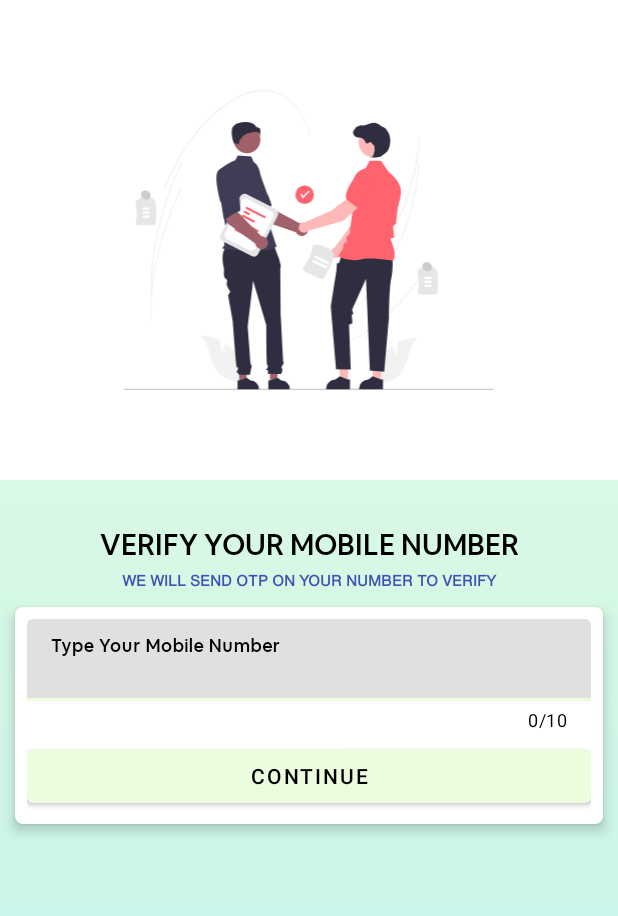
After one commit to ShashankMangal/Virya, an Android app: the layout activity_number_screen.xml on its own in the app's theme, with its tools: preview values and no code run, on a phone screen of 412 x 824 dp. The commit adds this screen. Shown: the top 916 px of the screen. Run offline under Robolectric (Android 15) with nearby library versions, the phone set to English and light mode, and no system bars.

Commit message:
login screens demo ready

```diff
--- a/app/build.gradle
+++ b/app/build.gradle
@@ -1,5 +1,7 @@
 plugins {
     id 'com.android.application'
+    id 'org.jetbrains.kotlin.android'
+    id 'com.google.gms.google-services'
 }
 
 android {
@@ -11,7 +13,7 @@ android {
         minSdk 21
         targetSdk 32
         versionCode 1
-        versionName "1.0"
+        versionName "1.0.2"
 
         testInstrumentationRunner "androidx.test.runner.AndroidJUnitRunner"
     }
@@ -39,6 +41,7 @@ dependencies {
     implementation 'androidx.appcompat:appcompat:1.5.1'
     implementation 'com.google.android.material:material:1.7.0'
     implementation 'androidx.constraintlayout:constraintlayout:2.1.4'
+    implementation 'com.google.firebase:firebase-auth:21.1.0'
     testImplementation 'junit:junit:4.13.2'
     androidTestImplementation 'androidx.test.ext:junit:1.1.4'
     androidTestImplementation 'androidx.test.espresso:espresso-core:3.5.0'
--- /dev/null
+++ b/app/src/main/res/drawable-v24/number_asset.xml
@@ -0,0 +1,174 @@
+<vector xmlns:android="http://schemas.android.com/apk/res/android"
+    android:width="758.67dp"
+    android:height="615.33dp"
+    android:viewportWidth="758.67"
+    android:viewportHeight="615.33">
+  <path
+      android:pathData="M605.67,112.08c-3.94,43.42 -15.17,89.21 -32.78,133.39 -21.78,54.63 -51.53,102.75 -86.04,139.16l-1.92,-1.67c34.34,-36.23 63.96,-84.14 85.64,-138.55 19.6,-49.17 31.25,-100.33 33.72,-147.94l2.45,0.41Q606.36,104.43 605.67,112.08Z"
+      android:fillColor="#f2f2f2"/>
+  <path
+      android:pathData="M621.36,364.28c-48.47,77.12 -107.28,132.22 -165.59,155.15l-1.18,-2.16C512.5,494.49 570.96,439.67 619.21,362.91Z"
+      android:fillColor="#f2f2f2"/>
+  <path
+      android:pathData="M604.49,166.15c-3.94,43.42 -15.17,89.21 -32.78,133.39C549.94,354.17 520.19,402.29 485.67,438.7l-1.92,-1.67c34.34,-36.23 63.96,-84.14 85.64,-138.55 19.6,-49.17 31.25,-100.33 33.72,-147.94l2.45,0.41Q605.18,158.49 604.49,166.15Z"
+      android:fillColor="#f2f2f2"/>
+  <path
+      android:pathData="M60.33,277.63L28.52,277.63a4.5,4.5 0,0 1,-3.53 -1.7,4.41 4.41,0 0,1 -0.86,-3.75 86.49,86.49 0,0 0,-0.56 -40.54,4.51 4.51,0 0,1 1.75,-4.74c16.35,-11.76 29.23,-11.42 38.28,1.02a4.52,4.52 0,0 1,0.79 1.91,141.54 141.54,0 0,1 0.4,43.93A4.49,4.49 0,0 1,60.33 277.63Z"
+      android:fillColor="#e6e6e6"/>
+  <path
+      android:pathData="M50.47,245.78L39.53,245.78a2.28,2.28 0,0 1,0 -4.56h10.94a2.28,2.28 0,0 1,0 4.56Z"
+      android:fillColor="#fff"/>
+  <path
+      android:pathData="M50.47,253.78L39.53,253.78a2.28,2.28 0,0 1,0 -4.56h10.94a2.28,2.28 0,0 1,0 4.56Z"
+      android:fillColor="#fff"/>
+  <path
+      android:pathData="M50.47,261.78L39.53,261.78a2.28,2.28 0,0 1,0 -4.56h10.94a2.28,2.28 0,0 1,0 4.56Z"
+      android:fillColor="#fff"/>
+  <path
+      android:pathData="M638.33,419.63L606.52,419.63a4.5,4.5 0,0 1,-3.53 -1.7,4.41 4.41,0 0,1 -0.86,-3.75 86.49,86.49 0,0 0,-0.56 -40.54,4.51 4.51,0 0,1 1.75,-4.74c16.35,-11.76 29.23,-11.42 38.28,1.02a4.52,4.52 0,0 1,0.79 1.91,141.54 141.54,0 0,1 0.4,43.93A4.49,4.49 0,0 1,638.33 419.63Z"
+      android:fillColor="#e6e6e6"/>
+  <path
+      android:pathData="M628.47,387.78L617.53,387.78a2.28,2.28 0,0 1,0 -4.56h10.94a2.28,2.28 0,0 1,0 4.56Z"
+      android:fillColor="#fff"/>
+  <path
+      android:pathData="M628.47,395.78L617.53,395.78a2.28,2.28 0,0 1,0 -4.56h10.94a2.28,2.28 0,0 1,0 4.56Z"
+      android:fillColor="#fff"/>
+  <path
+      android:pathData="M628.47,403.78L617.53,403.78a2.28,2.28 0,0 1,0 -4.56h10.94a2.28,2.28 0,0 1,0 4.56Z"
+      android:fillColor="#fff"/>
+  <path
+      android:pathData="M758.67,614.14a1.19,1.19 0,0 1,-1.19 1.19L1.19,615.33a1.19,1.19 0,0 1,0 -2.38h756.29A1.19,1.19 0,0 1,758.67 614.14Z"
+      android:fillColor="#ccc"/>
+  <path
+      android:pathData="M199.5,541.28 L197.52,513.69a89.24,89.24 0,0 0,-41.9 -9.4c20.43,15.79 18.8,47.36 32.95,68.96a53.68,53.68 0,0 0,40.03 23.72L245.6,606.76a89.95,89.95 0,0 0,-20.94 -72.35A86.89,86.89 0,0 0,208.29 520.01C204.57,530.69 199.5,541.28 199.5,541.28Z"
+      android:fillColor="#f2f2f2"/>
+  <path
+      android:pathData="M559.17,545.28l1.98,-27.59a89.24,89.24 0,0 1,41.9 -9.4c-20.43,15.79 -18.8,47.36 -32.95,68.96a53.68,53.68 0,0 1,-40.03 23.72L513.07,610.76a89.95,89.95 0,0 1,20.94 -72.35A86.89,86.89 0,0 1,550.38 524.01C554.1,534.69 559.17,545.28 559.17,545.28Z"
+      android:fillColor="#f2f2f2"/>
+  <path
+      android:pathData="M370.34,214.94m-19,0a19,19 0,1 1,38 0a19,19 0,1 1,-38 0"
+      android:fillColor="#ff636e"/>
+  <path
+      android:pathData="M380.09,207.02a1.54,1.54 0,0 0,-2.12 0,62.93 62.93,0 0,0 -10.78,11.01q-1.15,-2.23 -2.3,-4.46c-0.89,-1.72 -3.48,-0.2 -2.59,1.51q1.69,3.26 3.37,6.52a1.52,1.52 0,0 0,2.59 0,60.75 60.75,0 0,1 11.84,-12.47A1.51,1.51 0,0 0,380.09 207.02Z"
+      android:fillColor="#fff"/>
+  <path
+      android:pathData="M285.32,268.82 L256.67,223.82l33.18,-17.77 8.71,34.33 61.36,33.15a13.27,13.27 0,1 1,-7.55 18.05Z"
+      android:fillColor="#a0616a"/>
+  <path
+      android:pathData="M235.74,169.86c-9,13.22 22.99,61.26 22.99,61.26 1.56,-3.36 16.46,34.37 18.95,32.14 7.09,-6.33 18.19,-23.98 24.37,-24.76 3.53,-0.45 -8.18,-25.48 -8.18,-25.48s-5.35,-14.78 -12.62,-33.66a33.9,33.9 0,0 0,-24.63 -21.54S244.74,156.64 235.74,169.86Z"
+      android:fillColor="#3f3d56"/>
+  <path
+      android:pathData="M236.18,600.49l13.61,-0l6.47,-52.48l-20.08,0l0,52.49z"
+      android:fillColor="#a0616a"/>
+  <path
+      android:pathData="M232.7,596.05l3.83,-0 14.95,-6.08 8.01,6.08h0a17.08,17.08 0,0 1,17.08 17.08v0.56l-43.88,0Z"
+      android:fillColor="#2f2e41"/>
+  <path
+      android:pathData="M299.39,600.49l13.61,-0l6.47,-52.48l-20.08,0l0,52.49z"
+      android:fillColor="#a0616a"/>
+  <path
+      android:pathData="M295.92,596.05l3.83,-0 14.95,-6.08 8.01,6.08h0a17.08,17.08 0,0 1,17.08 17.08v0.56l-43.88,0Z"
+      android:fillColor="#2f2e41"/>
+  <path
+      android:pathData="M305.28,313.55l-88.51,2.21c-16.81,9.13 -17.06,28.89 -11.56,52.35 0,0 -1.86,13.94 1.86,17.66s5.58,3.72 3.72,10.23 7.96,17.14 6.77,18.33 -3.98,7.7 -3.98,7.7l9.3,52.99s6.51,92.04 8.37,93.9 3.72,0 1.86,4.65 -3.72,2.79 -1.86,4.65a68.47,68.47 0,0 1,4.65 5.58h22.48s1.69,-9.3 1.69,-10.23 1.86,-6.51 1.86,-7.44 -1.64,-2.57 -1.64,-2.57a30.58,30.58 0,0 1,-1.15 -5.79c0,-1.86 -5.58,-73.44 -5.58,-73.44L264.71,391.36l26.96,91.11s0,79.95 1.86,81.81 1.86,0.93 0.93,4.65 -4.65,2.79 -1.86,5.58 3.72,-1.86 2.79,2.79l-0.93,4.65 27.89,0.4s3.72,-7.84 1.86,-10.63 -1.75,-2.03 0.52,-6.59 3.2,-5.49 2.27,-6.42 -0.93,-5.87 -0.93,-5.87l-4.65,-88.95s-0.93,-93.9 -0.93,-96.68a9.27,9.27 0,0 1,0.77 -4.18L321.27,359.22l-3.56,-13.41Z"
+      android:fillColor="#2f2e41"/>
+  <path
+      android:pathData="M252.11,102.02m-27.5,0a27.5,27.5 0,1 1,55 0a27.5,27.5 0,1 1,-55 0"
+      android:fillColor="#a0616a"/>
+  <path
+      android:pathData="M265.86,147.69c5.92,3.52 9.47,9.99 11.5,16.58a157.11,157.11 0,0 1,6.75 37.54l2.15,38.14 26.61,81.21c-23.06,19.52 -109.76,4.44 -109.76,4.44s-2.66,-0.89 0,-3.55 5.25,-0.3 2.59,-2.96 -0.83,0.3 0.06,-2.36 0,-0.89 -0.89,-1.77 6.87,-8.87 6.87,-8.87L204.65,259.46l-8.87,-94.03c10.65,-13.31 32.05,-21.15 32.05,-21.15l5.53,-9.96 27.66,2.21Z"
+      android:fillColor="#3f3d56"/>
+  <path
+      android:pathData="M274.78,87.41a12.74,12.74 0,0 1,4.53 6.36A89.51,89.51 0,0 0,279.37 81.29c-0.32,-2.92 -2.38,-3.58 -4.76,-4.34 -2.15,-0.69 -4.58,-1.46 -5.24,-4.3 -8.64,-8.41 -23.69,-7.99 -33.99,-5.05 -5.67,1.61 -8.93,3.69 -9.22,4.9l-0.06,0.25 -0.23,0.12c-4.37,2.18 -5.22,9.08 -5.16,14.48 0.11,10.18 3.62,21.73 5.6,22.67 0.1,0.05 0.13,0.03 0.18,-0.01h0c2.98,-2.38 6.62,0.18 8.21,1.57A28.6,28.6 0,0 1,260.31 87.33a44.88,44.88 0,0 0,6.17 -1.03,12.99 12.99,0 0,1 3.15,-0.41A8.97,8.97 0,0 1,274.78 87.41Z"
+      android:fillColor="#2f2e41"/>
+  <path
+      android:pathData="M445.5,335.46l52.9,-53.72 13.94,-42.96 -22.43,-9.07c-11.11,11.21 -22.55,45.51 -22.55,45.51l-36.11,48.46c-0.29,0.11 -0.58,0.22 -0.86,0.35A10.69,10.69 0,1 0,445.5 335.46Z"
+      android:fillColor="#ffb8b8"/>
+  <path
+      android:pathData="M483.79,234.63l28.36,8.2 0.11,-0.02c10.43,-2.02 18.67,-19.35 23.75,-33.53a19.6,19.6 0,0 0,-10.61 -24.56h0a19.64,19.64 0,0 0,-20.5 3.13L490.76,200.03Z"
+      android:fillColor="#ff636e"/>
+  <path
+      android:pathData="M459.52,598.9l-15.25,-0l-7.26,-58.83l22.51,0l-0,58.84z"
+      android:fillColor="#ffb8b8"/>
+  <path
+      android:pathData="M463.41,593.91l-4.29,-0 -16.76,-6.82 -8.98,6.82h-0a19.14,19.14 0,0 0,-19.14 19.14v0.62l49.18,0Z"
+      android:fillColor="#2f2e41"/>
+  <path
+      android:pathData="M527.2,598.9l-15.25,-0l-7.26,-58.83l22.51,0l-0,58.84z"
+      android:fillColor="#ffb8b8"/>
+  <path
+      android:pathData="M531.1,593.91l-4.29,-0 -16.76,-6.82 -8.98,6.82L501.05,593.91a19.14,19.14 0,0 0,-19.14 19.14v0.62l49.18,0Z"
+      android:fillColor="#2f2e41"/>
+  <path
+      android:pathData="M550.46,345.47s1.78,21.37 -2.67,41.86 -4.45,78.17 -4.45,78.17l-9.8,112.41 -29.39,-2.67 -8.02,-187.91 -28.5,63.23 2.67,8.91 -3.56,2.23s2.67,17.37 0.89,17.37 -6.23,2.67 -6.23,2.67l3.56,91.73 -30.28,-0.89L424,443.43 435.58,369.51l0.89,-14.25 4.01,0.16 2.04,-5.95 3.75,-10.24Z"
+      android:fillColor="#2f2e41"/>
+  <path
+      android:pathData="M552,349.96l0.16,-0.22c8.48,-11.87 -4.27,-40.39 -6.2,-44.52l8.1,-2.63L552.24,287.09l-0.86,-6.91 6.19,-6.19 0.02,-0.15 3.56,-31.17 5.18,-20.7a45.45,45.45 0,0 0,-12.9 -44.05l-11.97,-11.29 -14.55,-21.53h-23.46l-8.05,15.2a34.2,34.2 0,0 0,-26.46 34.92l1.82,39.86 -7.14,49.62 -0,8.98 -8.03,8.93 1.75,8.77 -6.11,2.62 -2.7,12.6c-1.12,1.47 -8.49,11.31 -8.49,13.99 0,0.4 0.3,0.79 0.94,1.23 5.03,3.4 32.8,10.34 45.09,5.42 13.09,-5.24 65.15,2.62 65.67,2.7Z"
+      android:fillColor="#ff636e"/>
+  <path
+      android:pathData="M512.14,107.07m-31.07,0a31.07,31.07 0,1 1,62.15 0a31.07,31.07 0,1 1,-62.15 0"
+      android:fillColor="#ffb8b8"/>
+  <path
+      android:pathData="M509.16,138.65a84.51,84.51 0,0 0,14.35 -1.38c4.69,-1.08 15.03,-9.08 17.85,-13.8h0c2.09,-3.51 3.35,-8.94 4.04,-12.87a37.78,37.78 0,0 0,-7.38 -29.81,11.94 11.94,0 0,0 -4.93,-3.99c-0.17,-0.06 -0.35,-0.12 -0.53,-0.16a14.73,14.73 0,0 1,-7.44 -4.34,12.15 12.15,0 0,0 -1.25,-1.22 18.14,18.14 0,0 0,-7.66 -3.6c-4.53,-1.09 -11.01,0.28 -19.25,4.05 -4.14,1.9 -8.74,1.37 -12.29,0.7a1.15,1.15 0,0 0,-1.08 0.4,8.14 8.14,0 0,1 -5.48,2.35c-1.26,0.09 -2.54,1.87 -4.07,4.18 -0.35,0.53 -0.76,1.14 -1.05,1.51l-0.06,-0.7 -0.69,0.8a9.88,9.88 0,0 0,4.88 15.98,19.27 19.27,0 0,0 3.89,0.52c0.79,0.05 1.62,0.1 2.41,0.22a14.9,14.9 0,0 1,11.32 9.38,3.9 3.9,0 0,0 5.93,1.74 6.44,6.44 0,0 1,5.84 -1.22,4.27 4.27,0 0,1 1.94,2.09 5.57,5.57 0,0 0,2.18 2.41c3.24,1.56 3.64,8.85 2.65,14.96 -0.95,5.89 -3.03,10.18 -5.05,10.45 -1.55,0.2 -1.73,0.32 -1.83,0.59l-0.09,0.25 0.18,0.23A6.36,6.36 0,0 0,509.16 138.65Z"
+      android:fillColor="#2f2e41"/>
+  <path
+      android:pathData="M483.38,237.95 L468.45,218.92c-15.21,4.19 -42.21,28.25 -42.21,28.25l-55.44,24.06a10.68,10.68 0,1 0,6.49 17.31l72.63,-20.26Z"
+      android:fillColor="#ffb8b8"/>
+  <path
+      android:pathData="M479.8,242.3l23.57,-26.27 1.31,-18.62a19.64,19.64 0,0 0,-9.75 -18.3h0a19.6,19.6 0,0 0,-26.03 6.17c-8.33,12.55 -17.29,29.52 -12.68,39.09l0.05,0.1Z"
+      android:fillColor="#ff636e"/>
+  <path
+      android:pathData="M262.58,341.05 L201.32,309.68c-4.36,-2.23 -5.8,-8.15 -3.22,-13.19L238.05,218.5c2.58,-5.04 8.23,-7.33 12.59,-5.1l61.25,31.37c4.36,2.23 5.8,8.15 3.22,13.19l-39.94,77.98C272.58,340.99 266.94,343.28 262.58,341.05Z"
+      android:fillColor="#e6e6e6"/>
+  <path
+      android:pathData="M252.11,326.63l-41.62,-21.31c-4.08,-2.09 -5.43,-7.63 -3.01,-12.36l33.18,-64.79c2.42,-4.72 7.71,-6.87 11.79,-4.78l50.26,25.74c4.08,2.09 5.43,7.63 3.01,12.36l-18.03,35.2C276.93,317.73 270.29,335.94 252.11,326.63Z"
+      android:fillColor="#fff"/>
+  <path
+      android:pathData="M272.69,291.25l-36.86,-18.88a2.31,2.31 0,0 1,2.08 -4.06l36.86,18.88a2.31,2.31 0,0 1,-2.08 4.06Z"
+      android:fillColor="#ff636e"/>
+  <path
+      android:pathData="M240.13,284.7l-8.41,-4.31a2.31,2.31 0,0 1,2.08 -4.06l8.41,4.31a2.31,2.31 0,0 1,-2.08 4.06Z"
+      android:fillColor="#ff636e"/>
+  <path
+      android:pathData="M250.92,300.35 L227.61,288.41a2.31,2.31 0,0 1,2.08 -4.06l23.31,11.94a2.31,2.31 0,0 1,-2.08 4.06Z"
+      android:fillColor="#ff636e"/>
+  <path
+      android:pathData="M287.28,262.77l-36.86,-18.88a2.31,2.31 0,0 1,2.08 -4.06l36.86,18.88a2.31,2.31 0,0 1,-2.08 4.06Z"
+      android:fillColor="#ff636e"/>
+  <path
+      android:pathData="M254.72,256.22l-8.41,-4.31a2.31,2.31 0,0 1,2.08 -4.06l8.41,4.31a2.31,2.31 0,0 1,-2.08 4.06Z"
+      android:fillColor="#ff636e"/>
+  <path
+      android:pathData="M265.51,271.87 L242.2,259.93a2.31,2.31 0,0 1,2.08 -4.06l23.31,11.94a2.31,2.31 0,0 1,-2.08 4.06Z"
+      android:fillColor="#ff636e"/>
+  <path
+      android:pathData="M211.82,273.16l-13.84,-51.52 36.98,-7L232.97,250l48.59,50.03a13.27,13.27 0,1 1,-12.62 14.95Z"
+      android:fillColor="#a0616a"/>
+  <path
+      android:pathData="M194.2,163.88c-12.55,9.91 3.56,65.34 3.56,65.34 2.49,-2.74 5.39,37.72 8.44,36.34 8.67,-3.92 24.55,-17.42 30.67,-16.32 3.5,0.63 -0.17,-26.76 -0.17,-26.76s-0.67,-15.7 -1.94,-35.89a33.9,33.9 0,0 0,-17.03 -27.93S206.75,153.97 194.2,163.88Z"
+      android:fillColor="#3f3d56"/>
+  <path
+      android:pathData="M403.05,387.5l-33.43,-15.78a5.23,5.23 0,0 1,-2.87 -3.54,5.12 5.12,0 0,1 0.95,-4.36 100.58,100.58 0,0 0,19.41 -42.25,5.2 5.2,0 0,1 5.09,-4.19c17.05,0.06 29.79,6.28 37.87,18.5a5.26,5.26 0,0 1,0.69 4.38,164.53 164.53,0 0,1 -21.11,45.41A5.22,5.22 0,0 1,403.05 387.5Z"
+      android:fillColor="#e6e6e6"/>
+  <path
+      android:pathData="M412.89,365.37 L387.33,353.3a2.65,2.65 0,1 1,2.26 -4.79l25.56,12.07a2.65,2.65 0,1 1,-2.26 4.79Z"
+      android:fillColor="#fff"/>
+  <path
+      android:pathData="M416.86,356.96 L391.3,344.89a2.65,2.65 0,0 1,2.26 -4.79l25.56,12.07a2.65,2.65 0,0 1,-2.26 4.8Z"
+      android:fillColor="#fff"/>
+  <path
+      android:pathData="M382.71,93.02l-2.38,0.26c-10.61,-41.68 -31.17,-70.56 -59.46,-83.51 -35.97,-16.46 -80.44,-5.41 -125.23,31.13 -45.02,36.72 -84.87,94.73 -112.22,163.34l-2.31,-1.06c27.47,-68.91 67.52,-127.2 112.79,-164.13 45.5,-37.12 90.88,-48.25 127.79,-31.36C350.79,21.02 371.89,50.52 382.71,93.02Z"
+      android:fillColor="#f2f2f2"/>
+  <path
+      android:pathData="M120.23,147.3c-6.22,13.11 -12.14,26.69 -17.59,40.36 -31.36,78.68 -47.25,159.04 -45.95,232.38l-2.45,-0.26c-1.3,-73.62 14.64,-154.25 46.1,-233.18 5.47,-13.71 11.4,-27.33 17.64,-40.47Z"
+      android:fillColor="#f2f2f2"/>
+  <path
+      android:pathData="M119.06,201.37c-6.22,13.11 -12.14,26.69 -17.59,40.36 -31.36,78.68 -47.25,159.04 -45.95,232.38l-2.45,-0.26c-1.3,-73.62 14.64,-154.25 46.1,-233.18 5.47,-13.71 11.4,-27.33 17.64,-40.47Z"
+      android:fillColor="#f2f2f2"/>
+  <path
+      android:pathData="M39.79,222.76a8.86,10.19 123.64,1 0,9.81 -14.75a8.86,10.19 123.64,1 0,-9.81 14.75z"
+      android:fillColor="#ccc"/>
+  <path
+      android:pathData="M616.73,369.83a8.86,10.19 123.64,1 0,9.81 -14.75a8.86,10.19 123.64,1 0,-9.81 14.75z"
+      android:fillColor="#ccc"/>
+</vector>
--- /dev/null
+++ b/app/src/main/res/drawable/custom_cursor.xml
@@ -0,0 +1,5 @@
+<?xml version="1.0" encoding="utf-8"?>
+<shape xmlns:android="http://schemas.android.com/apk/res/android" >
+    <size android:width="2dp" />
+    <solid android:color="@color/black"  />
+</shape>
--- a/app/src/main/res/drawable/theme_background.xml
+++ b/app/src/main/res/drawable/theme_background.xml
@@ -5,7 +5,7 @@
     <gradient
         android:startColor="@color/themeLightGreen"
         android:endColor="@color/themeLightBlue"
-        android:centerColor="@color/themeLightBlue"
+
         android:angle="270"
         />
 
--- /dev/null
+++ b/app/src/main/res/layout/activity_number_screen.xml
@@ -0,0 +1,120 @@
+<?xml version="1.0" encoding="utf-8"?>
+<androidx.constraintlayout.widget.ConstraintLayout
+    xmlns:android="http://schemas.android.com/apk/res/android"
+    xmlns:app="http://schemas.android.com/apk/res-auto"
+    xmlns:tools="http://schemas.android.com/tools"
+    android:layout_width="match_parent"
+    android:layout_height="match_parent"
+    android:background="@drawable/theme_background"
+    tools:context=".Screens.NumberScreen">
+
+    <View
+        android:id="@+id/numberView"
+        android:layout_width="match_parent"
+        android:layout_height="320dp"
+        app:layout_constraintStart_toStartOf="parent"
+        app:layout_constraintEnd_toEndOf="parent"
+        app:layout_constraintTop_toTopOf="parent"
+        android:background="@color/white"
+        />
+
+    <ImageView
+        android:layout_width="match_parent"
+        android:layout_height="200dp"
+        app:layout_constraintStart_toStartOf="@id/numberView"
+        app:layout_constraintEnd_toEndOf="@id/numberView"
+        app:layout_constraintTop_toTopOf="@id/numberView"
+        app:layout_constraintBottom_toBottomOf="@id/numberView"
+        android:src="@drawable/number_asset"
+        />
+
+    <TextView
+        android:layout_width="wrap_content"
+        android:layout_height="wrap_content"
+        app:layout_constraintStart_toStartOf="parent"
+        app:layout_constraintEnd_toEndOf="parent"
+        app:layout_constraintTop_toBottomOf="@id/numberView"
+        android:layout_marginTop="30dp"
+        android:text="VERIFY YOUR MOBILE NUMBER"
+        android:textColor="@color/black"
+        android:fontFamily="@font/airbnb_cereal_medium"
+        android:textSize="19sp"
+        android:id="@+id/verifyText"
+        />
+
+    <TextView
+        android:layout_width="wrap_content"
+        android:layout_height="wrap_content"
+        app:layout_constraintStart_toStartOf="parent"
+        app:layout_constraintEnd_toEndOf="parent"
+        app:layout_constraintTop_toBottomOf="@+id/verifyText"
+        android:layout_marginTop="3dp"
+        android:text="WE WILL SEND OTP ON YOUR NUMBER TO VERIFY"
+        android:textColor="#3F51B5"
+        android:fontFamily="@font/helvetica_regular"
+        android:textStyle="bold"
+        android:textSize="10sp"
+        android:id="@+id/otpText"
+        />
+
+    <androidx.cardview.widget.CardView
+        android:layout_margin="10dp"
+        android:layout_width="match_parent"
+        android:layout_height="wrap_content"
+        android:id="@+id/numberCardView"
+        app:layout_constraintStart_toStartOf="parent"
+        app:layout_constraintEnd_toEndOf="parent"
+        app:layout_constraintTop_toBottomOf="@id/otpText"
+        android:layout_marginTop="26dp"
+        app:cardElevation="5dp"
+        app:cardCornerRadius="5dp"
+        >
+
+        <LinearLayout
+            android:layout_width="match_parent"
+            android:layout_height="match_parent"
+            android:layout_margin="8dp"
+            android:orientation="vertical"
+            >
+
+            <com.google.android.material.textfield.TextInputLayout
+                android:id="@+id/numberTextLayout"
+                android:layout_width="match_parent"
+                android:layout_height="match_parent"
+                app:counterTextColor="@color/black"
+                app:hintTextColor="@color/black"
+                app:counterMaxLength="10"
+                app:counterEnabled="true"
+                style="@style/ThemeOverlay.Material3.TextInputEditText.OutlinedBox"
+                >
+
+                <com.google.android.material.textfield.TextInputEditText
+                    android:id="@+id/numberPhoneNumber"
+                    android:layout_width="match_parent"
+                    android:layout_height="wrap_content"
+                    android:hint="Type Your Mobile Number"
+                    android:inputType="phone"
+                    android:maxLength="10"
+                    android:fontFamily="@font/airbnb_cereal_medium"
+                    android:singleLine="true"
+                    android:textColorHint="@color/black"
+                    android:textColor="@color/black"
+                    android:textCursorDrawable="@drawable/custom_cursor"
+                    />
+
+            </com.google.android.material.textfield.TextInputLayout>
+
+            <Button
+                android:layout_width="match_parent"
+                android:layout_height="wrap_content"
+                android:layout_marginTop="5dp"
+                android:id="@+id/numberContinueButton"
+                android:textColor="@color/black"
+                android:text="CONTINUE"
+                />
+
+        </LinearLayout>
+
+    </androidx.cardview.widget.CardView>
+
+</androidx.constraintlayout.widget.ConstraintLayout>
```
Also changed, not shown: app/src/main/AndroidManifest.xml (+14 -1 lines), app/src/main/java/com/scammer101/Virya/Screens/NumberScreen.kt (added, +49 -0 lines), app/src/main/java/com/scammer101/Virya/Screens/OTPScreen.kt (added, +19 -0 lines), app/src/main/java/com/scammer101/Virya/Screens/SplashScreen.java (+49 -1 lines), app/src/main/res/drawable-v24/otp_asset.xml (added, +105 -0 lines), app/src/main/res/layout/activity_otpscreen.xml (added, +135 -0 lines), build.gradle (+6 -1 lines), app/src/main/res/font/helvetica_regular.ttf (added), 1 other file.
